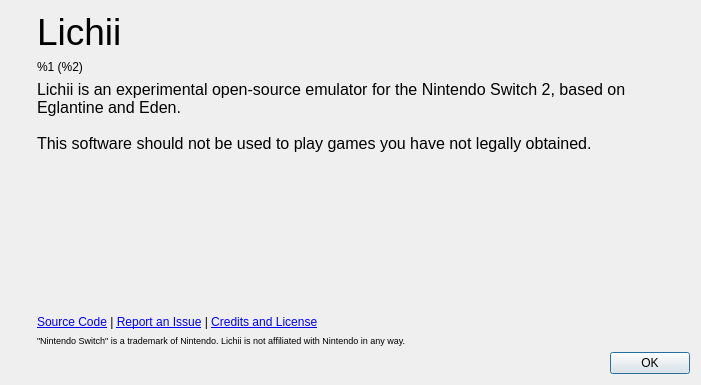
The window that src/yuzu/aboutdialog.ui (ddddng/Lichii) describes before a commit, drawn with Qt 5.
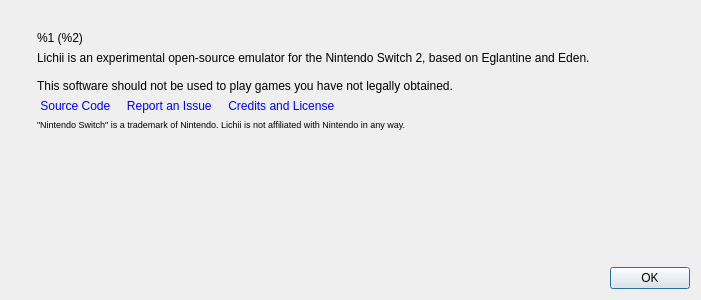
The same window after the commit. Icons and pictures are not drawn.

Commit message: ui: menu icons, Lichii wordmark in About, game list placeholder and compact folder rows, fix nested box in Properties

The edit to the form file:
```diff
--- a/src/yuzu/aboutdialog.ui
+++ b/src/yuzu/aboutdialog.ui
@@ -7,7 +7,7 @@
     <x>0</x>
     <y>0</y>
     <width>701</width>
-    <height>385</height>
+    <height>300</height>
    </rect>
   </property>
   <property name="windowTitle">
@@ -69,7 +69,7 @@
           </sizepolicy>
          </property>
          <property name="text">
-          <string>&lt;html&gt;&lt;head/&gt;&lt;body&gt;&lt;p&gt;&lt;span style=&quot; font-size:28pt;&quot;&gt;Lichii&lt;/span&gt;&lt;/p&gt;&lt;/body&gt;&lt;/html&gt;</string>
+          <string notr="true"/>
          </property>
         </widget>
        </item>
@@ -95,14 +95,9 @@
           </sizepolicy>
          </property>
          <property name="text">
-          <string>&lt;!DOCTYPE HTML PUBLIC &quot;-//W3C//DTD HTML 4.0//EN&quot; &quot;http://www.w3.org/TR/REC-html40/strict.dtd&quot;&gt;
-&lt;html&gt;&lt;head&gt;&lt;meta name=&quot;qrichtext&quot; content=&quot;1&quot; /&gt;&lt;meta charset=&quot;utf-8&quot; /&gt;&lt;style type=&quot;text/css&quot;&gt;
-p, li { white-space: pre-wrap; }
-hr { height: 1px; border-width: 0; }
-li.unchecked::marker { content: &quot;\2610&quot;; }
-li.checked::marker { content: &quot;\2612&quot;; }
-&lt;/style&gt;&lt;/head&gt;&lt;body style=&quot; font-family:'Noto Sans'; font-size:9pt; font-weight:400; font-style:normal;&quot;&gt;
-&lt;p style=&quot; margin-top:0px; margin-bottom:0px; margin-left:0px; margin-right:0px; -qt-block-indent:0; text-indent:0px;&quot;&gt;&lt;span style=&quot; font-family:'MS Shell Dlg 2'; font-size:12pt;&quot;&gt;Lichii is an experimental open-source emulator for the Nintendo Switch 2, based on Eglantine and Eden. &lt;br /&gt;&lt;br /&gt;This software should not be used to play games you have not legally obtained.&lt;/span&gt;&lt;/p&gt;&lt;/body&gt;&lt;/html&gt;</string>
+          <string>Lichii is an experimental open-source emulator for the Nintendo Switch 2, based on Eglantine and Eden.
+
+This software should not be used to play games you have not legally obtained.</string>
          </property>
          <property name="alignment">
           <set>Qt::AlignmentFlag::AlignLeading|Qt::AlignmentFlag::AlignLeft|Qt::AlignmentFlag::AlignVCenter</set>
@@ -112,23 +107,10 @@
          </property>
         </widget>
        </item>
-       <item>
-        <spacer name="verticalSpacer_2">
-         <property name="orientation">
-          <enum>Qt::Orientation::Vertical</enum>
-         </property>
-         <property name="sizeHint" stdset="0">
-          <size>
-           <width>20</width>
-           <height>40</height>
-          </size>
-         </property>
-        </spacer>
-       </item>
        <item>
         <widget class="QLabel" name="labelLinks">
          <property name="text">
-          <string>&lt;html&gt;&lt;body&gt;&lt;p&gt;&lt;a href=&quot;https://github.com/zortos293/Eglantine&quot;&gt;Source Code&lt;/a&gt; | &lt;a href=&quot;https://github.com/zortos293/Eglantine/issues&quot;&gt;Report an Issue&lt;/a&gt; | &lt;a href=&quot;https://github.com/zortos293/Eglantine#credits-and-license&quot;&gt;Credits and License&lt;/a&gt;&lt;/p&gt;&lt;/body&gt;&lt;/html&gt;</string>
+          <string>&lt;html&gt;&lt;body&gt;&lt;p&gt;&lt;img src=&quot;:/lichii/icons/menu_code.png&quot; width=&quot;14&quot; height=&quot;14&quot; align=&quot;middle&quot;/&gt;&amp;nbsp;&lt;a style=&quot;text-decoration:none&quot; href=&quot;https://github.com/zortos293/Eglantine&quot;&gt;Source Code&lt;/a&gt;&amp;nbsp;&amp;nbsp;&amp;nbsp;&amp;nbsp;&lt;img src=&quot;:/lichii/icons/menu_bug.png&quot; width=&quot;14&quot; height=&quot;14&quot; align=&quot;middle&quot;/&gt;&amp;nbsp;&lt;a style=&quot;text-decoration:none&quot; href=&quot;https://github.com/zortos293/Eglantine/issues&quot;&gt;Report an Issue&lt;/a&gt;&amp;nbsp;&amp;nbsp;&amp;nbsp;&amp;nbsp;&lt;img src=&quot;:/lichii/icons/menu_info.png&quot; width=&quot;14&quot; height=&quot;14&quot; align=&quot;middle&quot;/&gt;&amp;nbsp;&lt;a style=&quot;text-decoration:none&quot; href=&quot;https://github.com/zortos293/Eglantine#credits-and-license&quot;&gt;Credits and License&lt;/a&gt;&lt;/p&gt;&lt;/body&gt;&lt;/html&gt;</string>
          </property>
          <property name="openExternalLinks">
           <bool>true</bool>
@@ -148,6 +130,19 @@
          </property>
         </widget>
        </item>
+       <item>
+        <spacer name="verticalSpacer_2">
+         <property name="orientation">
+          <enum>Qt::Orientation::Vertical</enum>
+         </property>
+         <property name="sizeHint" stdset="0">
+          <size>
+           <width>20</width>
+           <height>40</height>
+          </size>
+         </property>
+        </spacer>
+       </item>
       </layout>
      </item>
     </layout>
```
Left out of the diff: 4 changed lines with no effect on the pictures. The commit also changes 250 other files.
